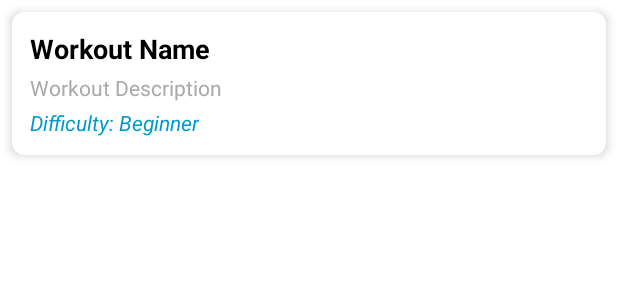
After one commit to gabimatatov/GymBuddy, an Android app: the layout item_workout.xml on its own in the app's theme, with its tools: preview values and no code run, on a phone screen of 412 x 824 dp. The commit adds this screen. Shown: the top 300 px of the screen. Run offline under Robolectric (Android 15) with nearby library versions, the phone set to English and light mode, and no system bars.

Commit message:
added workouts to home fragmant

```diff
--- /dev/null
+++ b/app/src/main/res/layout/item_workout.xml
@@ -0,0 +1,47 @@
+<?xml version="1.0" encoding="utf-8"?>
+<androidx.cardview.widget.CardView
+    xmlns:android="http://schemas.android.com/apk/res/android"
+    xmlns:app="http://schemas.android.com/apk/res-auto"
+    android:layout_width="match_parent"
+    android:layout_height="wrap_content"
+    app:cardElevation="4dp"
+    app:cardCornerRadius="8dp"
+    android:layout_margin="8dp">
+
+    <LinearLayout
+        android:layout_width="match_parent"
+        android:layout_height="wrap_content"
+        android:orientation="vertical"
+        android:padding="12dp">
+
+        <TextView
+            android:id="@+id/textWorkoutName"
+            android:layout_width="wrap_content"
+            android:layout_height="wrap_content"
+            android:text="Workout Name"
+            android:textSize="18sp"
+            android:textStyle="bold"
+            android:textColor="@android:color/black" />
+
+        <TextView
+            android:id="@+id/textWorkoutDescription"
+            android:layout_width="wrap_content"
+            android:layout_height="wrap_content"
+            android:text="Workout Description"
+            android:textSize="14sp"
+            android:textColor="@android:color/darker_gray"
+            android:layout_marginTop="4dp" />
+
+        <TextView
+            android:id="@+id/textWorkoutDifficulty"
+            android:layout_width="wrap_content"
+            android:layout_height="wrap_content"
+            android:text="Difficulty: Beginner"
+            android:textSize="14sp"
+            android:textStyle="italic"
+            android:textColor="@android:color/holo_blue_dark"
+            android:layout_marginTop="4dp" />
+
+    </LinearLayout>
+
+</androidx.cardview.widget.CardView>
```
Also changed, not shown: app/src/main/java/com/example/gymbuddy/adapters/WorkoutAdapter.kt (+37 -1 lines), app/src/main/java/com/example/gymbuddy/dataclass/workout.kt (+10 -8 lines), app/src/main/java/com/example/gymbuddy/ui/home/HomeFragment.kt (+27 -16 lines), app/src/main/java/com/example/gymbuddy/ui/home/HomeViewModel.kt (+23 -3 lines), app/src/main/res/layout/fragment_home.xml (+10 -12 lines).
